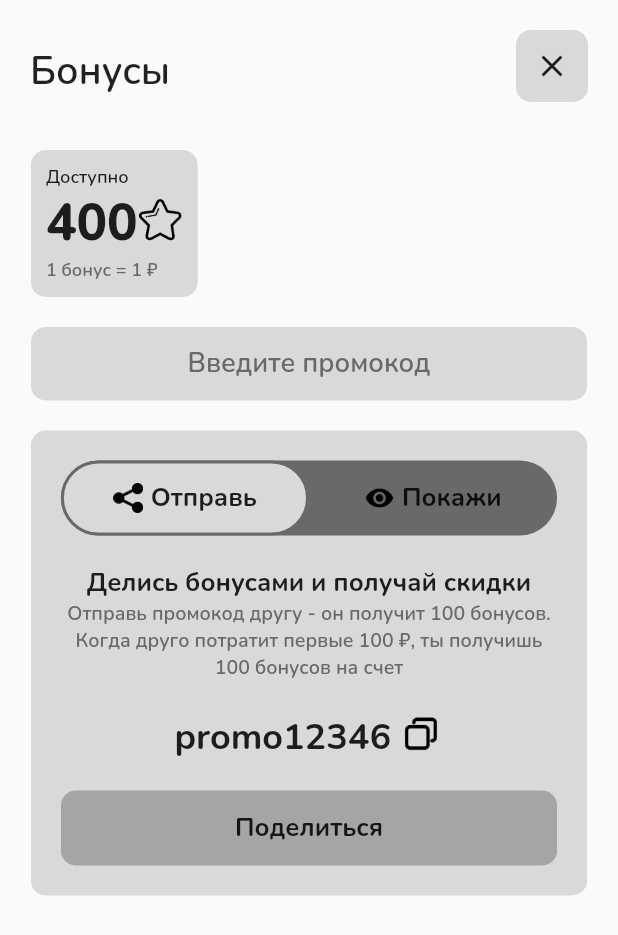
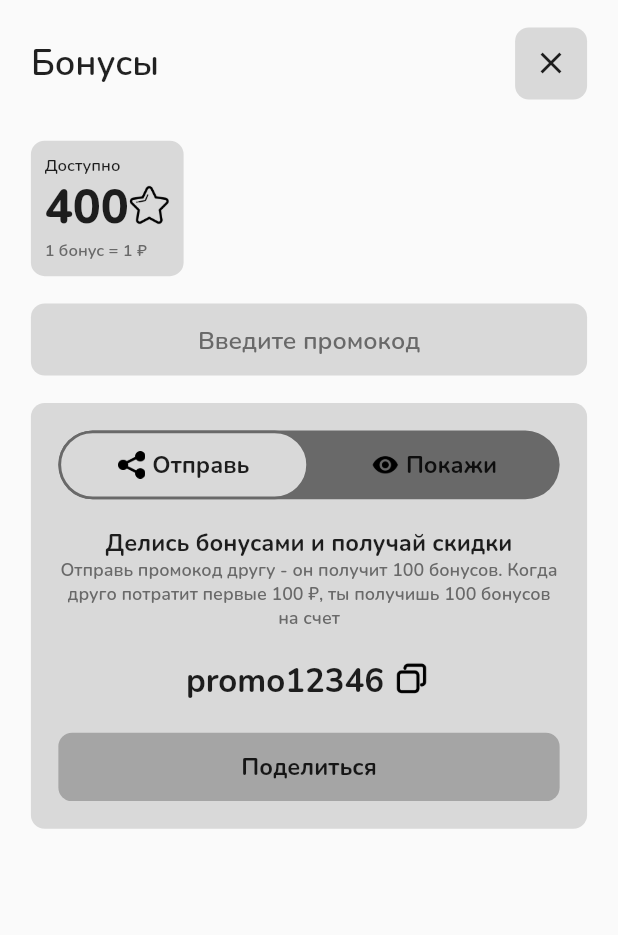
Before and after one commit to liltymoor/coffee_app, a Flutter app: the BonusesPage screen opened directly, on a phone screen of 412 x 824 dp. Shown: the top 935 px of the screen. Run offline on Flutter 3.47's test engine with Material 2 defaults, Android fonts, the phone set to English and light mode, and no system bars; missing offline and left inert: yandex_mapkit.

Commit message:
Adaptive Size added

```diff
--- /dev/null
+++ b/lib/assets/constants/adaptive_size.dart
@@ -0,0 +1,13 @@
+import 'dart:math';
+
+import 'package:flutter/material.dart';
+
+
+double adaptiveSize(BuildContext context, double size) {
+  // double baseSize = 1800.0;
+  double baseSize = 900.0;
+  // double baseSize = 450.0;
+  double scaleHeight = MediaQuery.of(context).size.height / baseSize;
+
+  return size * scaleHeight;
+}
--- a/lib/assets/elements/bonuses/bonuses.dart
+++ b/lib/assets/elements/bonuses/bonuses.dart
@@ -1,8 +1,8 @@
 import 'dart:ui';
 
 import 'package:coffee_app/assets/constants/color_scheme.dart';
+import 'package:coffee_app/assets/constants/adaptive_size.dart';
 import 'package:flutter/material.dart';
-import 'package:coffee_app/assets/elements/payment_methods/payment_card_container.dart';
 
 
 class BonusesPage extends StatelessWidget {
@@ -15,25 +15,31 @@ class BonusesPage extends StatelessWidget {
     return Scaffold(
       body: Stack(
         children: [
-          Positioned(
-            top: 30.0,
-            left: 20.0,
-            child: Text(
+          Center(
+            child: Container(
+              width: 0.9 * MediaQuery.of(context).size.width,
+              child: Column(
+                children: [
+                  SizedBox(height: adaptiveSize(context, 20.0)),
+
+                  Container(
+                      width: 0.9 * MediaQuery.of(context).size.width,
+                      child: Row(
+                        children: [
+                          Text(
                             'Бонусы',
                             style: TextStyle(
-                fontSize: 26.0,
+                                fontSize: adaptiveSize(context, 26.0),
                                 fontWeight: FontWeight.w600
                             ),
                           ),
-          ),
 
-          Positioned(
-              top: 20.0,
-              right: 20.0,
-              child: Container(
+                          Spacer(),
+
+                          Container(
                             decoration: BoxDecoration(
                               color: Color(0xFFD9D9D9),
-                  borderRadius: BorderRadius.circular(10.0),
+                              borderRadius: BorderRadius.circular(adaptiveSize(context, 10.0)),
                             ),
                             child: IconButton(
                               icon: Icon(Icons.close),
@@ -42,23 +48,20 @@ class BonusesPage extends StatelessWidget {
                               },
                             ),
                           )
+                        ],
+                      )
                   ),
 
-          Center(
-            child: Container(
-              width: 0.9 * MediaQuery.of(context).size.width,
-              child: Column(
-                children: [
-                  SizedBox(height: 100.0),
+                  SizedBox(height: adaptiveSize(context, 30.0)),
 
                   Container(
                     child: Row(
                       children: [
                         Container(
-                          padding: EdgeInsets.all(10.0),
+                          padding: EdgeInsets.all(adaptiveSize(context, 10.0)),
                           decoration: BoxDecoration(
                             color: AppColor.figmaColorLight,
-                            borderRadius: BorderRadius.circular(10.0),
+                            borderRadius: BorderRadius.circular(adaptiveSize(context, 10.0)),
                           ),
                           child: Column(
                             crossAxisAlignment: CrossAxisAlignment.start,
@@ -66,7 +69,7 @@ class BonusesPage extends StatelessWidget {
                               Text(
                                 'Доступно',
                                 style: TextStyle(
-                                  fontSize: 12.0,
+                                  fontSize: adaptiveSize(context, 12.0),
                                   fontWeight: FontWeight.w600
                                 ),
                               ),
@@ -75,17 +78,16 @@ class BonusesPage extends StatelessWidget {
                                   Text(
                                     '400',
                                     style: TextStyle(
-                                        fontSize: 34.0,
+                                        fontSize: adaptiveSize(context, 34.0),
                                         fontWeight: FontWeight.w800
                                     ),
                                   ),
-                                  // Image(image: AssetImage('lib/assets/star.png')),
                                   Padding(
-                                    padding: EdgeInsets.only(bottom: 5.0), // Установите необходимое значение в пикселях
+                                    padding: EdgeInsets.only(bottom: adaptiveSize(context, 5.0)),
                                     child: Image.asset(
                                       'lib/assets/images/star.png',
-                                      width: 30,
-                                      height: 30,
+                                      width: adaptiveSize(context, 30.0),
+                                      height: adaptiveSize(context, 30.0),
                                     ),
                                   ),
                                 ],
@@ -93,7 +95,7 @@ class BonusesPage extends StatelessWidget {
                               Text(
                                 '1 бонус = 1 ₽',
                                 style: TextStyle(
-                                    fontSize: 12.0,
+                                    fontSize: adaptiveSize(context, 12.0),
                                     fontWeight: FontWeight.w600,
                                     color: AppColor.figmaColorDark
                                 ),
@@ -106,25 +108,24 @@ class BonusesPage extends StatelessWidget {
                     ),
                   ),
 
-                  SizedBox(height: 20.0,),
+                  SizedBox(height: adaptiveSize(context, 20.0)),
 
                   Container(
-                    padding: EdgeInsets.all(0.0),
                     decoration: BoxDecoration(
                       color: AppColor.figmaColorLight,
-                      borderRadius: BorderRadius.circular(10.0),
+                      borderRadius: BorderRadius.circular(adaptiveSize(context, 10.0)),
                     ),
                     child: TextField(
                       textAlign: TextAlign.center,
                       style: TextStyle(
-                        fontSize: 18.0,
+                        fontSize: adaptiveSize(context, 18.0),
                         fontWeight: FontWeight.w600,
                       ),
                       decoration: InputDecoration(
                         hintText: 'Введите промокод',
                         border: InputBorder.none,
                         hintStyle: TextStyle(
-                          fontSize: 18.0,
+                          fontSize: adaptiveSize(context, 18.0),
                           fontWeight: FontWeight.w600,
                           color: AppColor.figmaColorDark,
                         ),
@@ -132,13 +133,13 @@ class BonusesPage extends StatelessWidget {
                     ),
                   ),
 
-                  SizedBox(height: 20.0,),
+                  SizedBox(height: adaptiveSize(context, 20.0)),
 
                   Container(
-                    padding: EdgeInsets.all(20.0),
+                    padding: EdgeInsets.all(adaptiveSize(context, 20.0)),
                     decoration: BoxDecoration(
                       color: AppColor.figmaColorLight,
-                      borderRadius: BorderRadius.circular(10.0),
+                      borderRadius: BorderRadius.circular(adaptiveSize(context, 10.0)),
                     ),
                     child: Column(
                       children: [
@@ -152,15 +153,15 @@ class BonusesPage extends StatelessWidget {
                                 curve: Curves.easeInOut,
                               );
                             }
-                            double screenWidth = MediaQuery.of(context).size.width * 0.9 - 40;
+                            double screenWidth = MediaQuery.of(context).size.width * 0.9 - adaptiveSize(context, 40.0);
                             double halfWidth = screenWidth / 2;
 
                             return Container(
                               width: screenWidth,
-                              height: 50,
+                              height: adaptiveSize(context, 50.0),
                               decoration: BoxDecoration(
                                 color: AppColor.figmaColorDark,
-                                borderRadius: BorderRadius.circular(25.0),
+                                borderRadius: BorderRadius.circular(adaptiveSize(context, 25.0)),
                               ),
                               child: Stack(
                                 children: [
@@ -170,13 +171,13 @@ class BonusesPage extends StatelessWidget {
                                     child: AnimatedContainer(
                                       duration: Duration(milliseconds: 200),
                                       width: halfWidth,
-                                      height: 50,
+                                      height: adaptiveSize(context, 50.0),
                                       decoration: BoxDecoration(
                                         color: AppColor.figmaColorLight,
-                                        borderRadius: BorderRadius.circular(25.0),
+                                        borderRadius: BorderRadius.circular(adaptiveSize(context, 25.0)),
                                         border: Border.all(
                                           color: AppColor.figmaColorDark,
-                                          width: 2.0,
+                                          width: adaptiveSize(context, 2.0),
                                         )
                                       ),
                                     ),
@@ -190,24 +191,24 @@ class BonusesPage extends StatelessWidget {
                                         },
                                         child: Container(
                                           width: halfWidth,
-                                          height: 50,
+                                          height: adaptiveSize(context, 50.0),
                                           color: Colors.transparent,
                                           child: Center(
                                             child: Row(
                                               mainAxisAlignment: MainAxisAlignment.center,
                                               children: [
                                                 Padding(
-                                                  padding: EdgeInsets.only(right: 5.0),
+                                                  padding: EdgeInsets.only(right: adaptiveSize(context, 5.0)),
                                                   child: Image.asset(
                                                     'lib/assets/images/share.png',
-                                                    width: 20,
-                                                    height: 20,
+                                                    width: adaptiveSize(context, 20.0),
+                                                    height: adaptiveSize(context, 20.0),
                                                   ),
                                                 ),
                                                 Text(
                                                   "Отправь",
                                                   style: TextStyle(
-                                                      fontSize: 17.0,
+                                                      fontSize: adaptiveSize(context, 17.0),
                                                       fontWeight: FontWeight.w700
                                                   ),
                                                 ),
@@ -222,24 +223,24 @@ class BonusesPage extends StatelessWidget {
                                         },
                                         child: Container(
                                           width: halfWidth,
-                                          height: 50,
+                                          height: adaptiveSize(context, 50.0),
                                           color: Colors.transparent,
                                           child: Center(
                                             child: Row(
                                               mainAxisAlignment: MainAxisAlignment.center,
                                               children: [
                                                 Padding(
-                                                  padding: EdgeInsets.only(right: 5.0),
+                                                  padding: EdgeInsets.only(right: adaptiveSize(context, 5.0)),
                                                   child: Image.asset(
                                                     'lib/assets/images/eye.png',
-                                                    width: 20,
-                                                    height: 20,
+                                                    width: adaptiveSize(context, 20.0),
+                                                    height: adaptiveSize(context, 20.0),
                                                   ),
                                                 ),
                                                 Text(
                                                   "Покажи",
                                                   style: TextStyle(
-                                                      fontSize: 17.0,
+                                                      fontSize: adaptiveSize(context, 17.0),
                                                       fontWeight: FontWeight.w700
                                                   ),
                                                 ),
@@ -256,10 +257,10 @@ class BonusesPage extends StatelessWidget {
                           },
                         ),
 
-                        SizedBox(height: 20.0,),
+                        SizedBox(height: adaptiveSize(context, 20.0)),
 
                         Container(
-                          height: 200,
+                          height: adaptiveSize(context, 200.0),
                           child: PageView(
                             controller: _pageController,
                             onPageChanged: (index) {
@@ -275,7 +276,7 @@ class BonusesPage extends StatelessWidget {
                                       "Делись бонусами и получай скидки",
                                       textAlign: TextAlign.center,
                                       style: TextStyle(
-                                        fontSize: 17.0,
+                                        fontSize: adaptiveSize(context, 17.0),
                                         fontWeight: FontWeight.w700,
 
                                       ),
@@ -285,13 +286,13 @@ class BonusesPage extends StatelessWidget {
                                       "Когда друго потратит первые 100 ₽, ты получишь 100 бонусов на счет",
                                       textAlign: TextAlign.center,
                                       style: TextStyle(
-                                        fontSize: 13.0,
+                                        fontSize: adaptiveSize(context, 13.0),
                                         fontWeight: FontWeight.w600,
                                         color: AppColor.figmaColorDark,
                                       ),
                                     ),
 
-                                    SizedBox(height: 20.0,),
+                                    SizedBox(height: adaptiveSize(context, 20.0)),
 
                                     Row(
                                       mainAxisAlignment: MainAxisAlignment.center,
@@ -300,16 +301,19 @@ class BonusesPage extends StatelessWidget {
                                           "promo12346",
                                           textAlign: TextAlign.center,
                                           style: TextStyle(
-                                            fontSize: 24.0,
+                                            fontSize: adaptiveSize(context, 24.0),
                                             fontWeight: FontWeight.w700,
                                           ),
                                         ),
                                         Padding(
-                                          padding: EdgeInsets.only(bottom: 5.0, left: 5.0),
+                                          padding: EdgeInsets.only(
+                                              bottom: adaptiveSize(context, 5.0),
+                                              left: adaptiveSize(context, 5.0)
+                                          ),
                                           child: Image.asset(
                                             'lib/assets/images/copy.png',
-                                            width: 30,
-                                            height: 30,
+                                            width: adaptiveSize(context, 30.0),
+                                            height: adaptiveSize(context, 30.0),
                                           ),
                                         ),
                                       ],
@@ -322,17 +326,17 @@ class BonusesPage extends StatelessWidget {
 
                                       },
                                       child: Container(
-                                        width: MediaQuery.of(context).size.width * 0.9 - 40,
-                                        height: 50.0,
+                                        width: MediaQuery.of(context).size.width * 0.9 - adaptiveSize(context, 40.0),
+                                        height: adaptiveSize(context, 50.0),
                                         decoration: BoxDecoration(
                                           color: AppColor.figmaColorMid,
-                                          borderRadius: BorderRadius.circular(10.0),
+                                          borderRadius: BorderRadius.circular(adaptiveSize(context, 10.0)),
                                         ),
                                         child: Center(
                                           child: Text(
                                             'Поделиться',
                                             style: TextStyle(
-                                              fontSize: 17.0,
+                                              fontSize: adaptiveSize(context, 17.0),
                                               fontWeight: FontWeight.w700,
                                             ),
                                           ),
@@ -351,7 +355,7 @@ class BonusesPage extends StatelessWidget {
                                           "Покажи промокод в виде QR-кода",
                                           textAlign: TextAlign.center,
                                           style: TextStyle(
-                                            fontSize: 17.0,
+                                            fontSize: adaptiveSize(context, 17.0),
                                             fontWeight: FontWeight.w700,
                                           ),
                                         ),
@@ -359,11 +363,14 @@ class BonusesPage extends StatelessWidget {
                                         Spacer(),
 
                                         Padding(
-                                          padding: EdgeInsets.only(bottom: 5.0, left: 5.0),
+                                          padding: EdgeInsets.only(
+                                              bottom: adaptiveSize(context, 5.0),
+                                              left: adaptiveSize(context, 5.0)
+                                          ),
                                           child: Image.asset(
                                             'lib/assets/images/qr.png',
-                                            width: 150,
-                                            height: 150,
+                                            width: adaptiveSize(context, 150.0),
+                                            height: adaptiveSize(context, 150.0),
                                           ),
                                         ),
                                       ],
--- a/lib/main.dart
+++ b/lib/main.dart
@@ -27,8 +27,8 @@ class MyApp extends StatelessWidget {
         '/home': (ctx) => Scaffold(
           appBar: AppBar(title: const Text('Yandex Maps Example')),
           // body: YandexMapWidget(),
-          body: ProfilePage(),
-          // body: DocumentsPage(),
+          // body: ProfilePage(),
+          body: DocumentsPage(),
           // body: PaymentMethodsPage(),
           // body: BonusesPage(),
         ),
```
Also changed, not shown: lib/assets/elements/documents/documents.dart (+34 -25 lines), lib/assets/elements/payment_methods/payment_card_container.dart (+20 -13 lines), lib/assets/elements/payment_methods/payment_methods.dart (+46 -32 lines), lib/assets/elements/profile/profile.dart (+47 -37 lines), pubspec.lock. Lines whose indentation alone changed are shown as unchanged.
